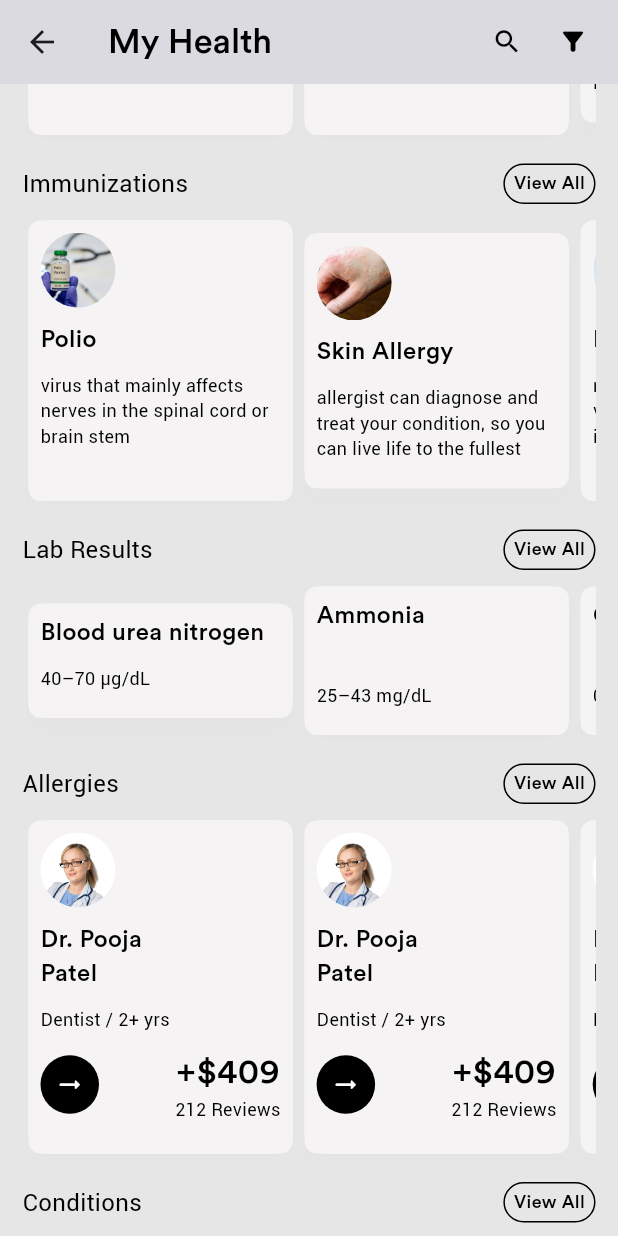
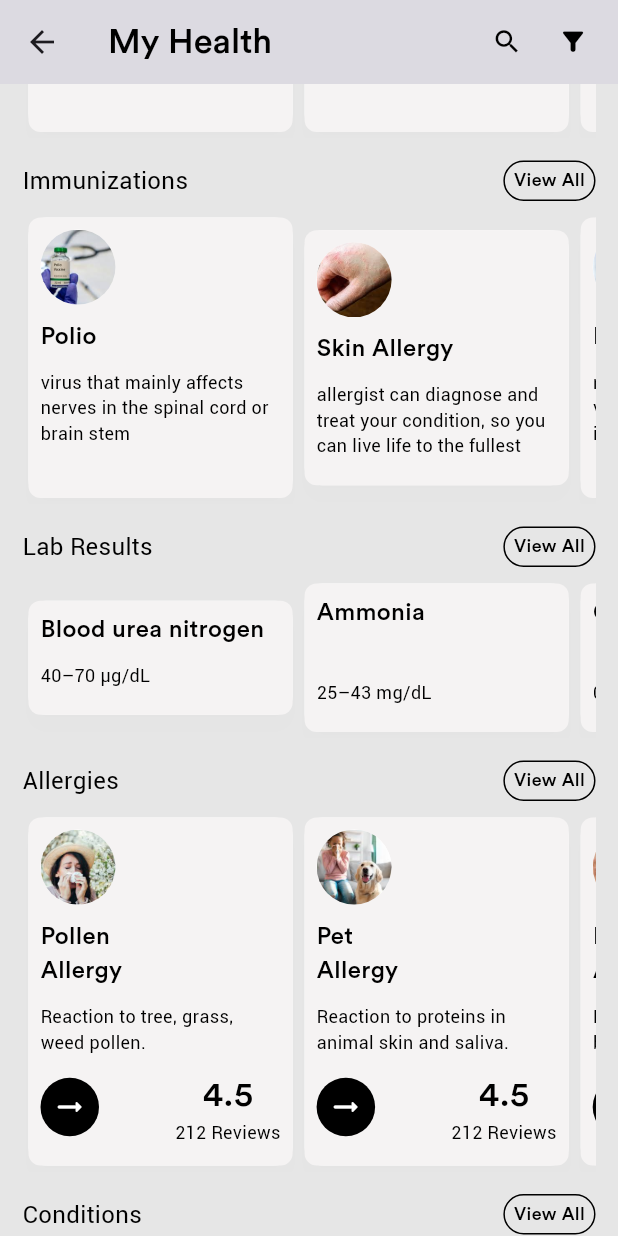
Before and after one commit to expoders8/ZynabAIExpoders, a Flutter app: the MyHealthPage screen opened by its route, scrolled down 1152 dp, on a phone screen of 412 x 824 dp. Run offline on Flutter 3.47's test engine with Material 3 defaults, Android fonts, the phone set to English and light mode, and no system bars; our stand-ins replace accordion, avatar_glow, flutter_typeahead, get, get_storage, lottie and 3 more; missing offline and left inert: flutter_overlay_loader, flutter_sound, voice_message_package; accounts and stored records are empty; Roboto replaces fonts that are missing (CircularStd).

Commit message:
myhealth screen - design

```diff
--- /dev/null
+++ b/lib/app/models/medications_model.dart
@@ -0,0 +1,10 @@
+class MedicationssModel {
+  String image, title, decription, dates, badge;
+  MedicationssModel({
+    required this.image,
+    required this.title,
+    required this.decription,
+    required this.dates,
+    required this.badge,
+  });
+}
--- a/lib/app/ui/MyHelth/myhealth.dart
+++ b/lib/app/ui/MyHelth/myhealth.dart
@@ -1,12 +1,12 @@
+import 'package:get/get.dart';
+import 'package:flutter/material.dart';
+import 'package:flutter/cupertino.dart';
 import 'package:accordion/accordion.dart';
-import 'package:accordion/controllers.dart';
-import 'package:flutter/cupertino.dart';
-import 'package:flutter/material.dart';
-import 'package:get/get.dart';
+import 'package:zynabaiexpoders/app/view/medications_view.dart';
 
+import '../../view/allergies_view.dart';
+import '../../../config/constant/font_constant.dart';
 import '../../../config/constant/color_constant.dart';
-import '../../../config/constant/font_constant.dart';
-import '../../view/allergies_view.dart';
 
 class MyHealthPage extends StatefulWidget {
   const MyHealthPage({super.key});
@@ -106,18 +106,18 @@ class _MyHealthPageState extends State<MyHealthPage> {
                           width: 31,
                           decoration: BoxDecoration(
                               borderRadius: BorderRadius.circular(25),
-                                border: Border.all(
-                                    color: kPrimaryColor, width: 0.5)),
+                              border:
+                                  Border.all(color: kPrimaryColor, width: 0.5)),
                           child: const Icon(
                             Icons.edit,
                             color: kPrimaryColor,
                             size: 18,
                           ),
-                          ))
+                        ),
+                      ),
                     ],
                   ),
                   const SizedBox(height: 5),
-
                   Container(
                     width: Get.width,
                     decoration: BoxDecoration(
@@ -317,26 +317,24 @@ class _MyHealthPageState extends State<MyHealthPage> {
                           child: Column(
                             crossAxisAlignment: CrossAxisAlignment.start,
                             children: [
-                                Text('Encounter: 01-Jun-2024',
+                              Text(
+                                'Encounter: 01-Jun-2024',
                                 style: TextStyle(
                                     color: kPrimaryColor,
                                     fontFamily: kCircularStdMedium,
-                                        fontSize: 14)),
-                                Text('Chief Complaint: Headache',
+                                    fontSize: 14),
+                              ),
+                              Text(
+                                'Chief Complaint: Headache',
                                 style: TextStyle(
                                     color: kSecondaryPrimaryColor,
                                     fontFamily: kCircularStdNormal,
-                                        fontSize: 11)),
+                                    fontSize: 11),
+                              ),
                             ],
                           ),
                         ),
-                          content: accordionDesign()
-                          // const Text(
-                          //     "Expandable Cards: Each encounter can be a card that expands on click to show detailed notes, diagnosis, treatment, and follow-up actions",
-                          //     style: TextStyle(
-                          //         color: kPrimaryColor,
-                          //         fontSize: 11,
-                          //         fontFamily: kCircularStdNormal)),
+                        content: accordionDesign(),
                       ),
                       AccordionSection(
                         isOpen: false,
@@ -346,26 +344,24 @@ class _MyHealthPageState extends State<MyHealthPage> {
                           child: Column(
                             crossAxisAlignment: CrossAxisAlignment.start,
                             children: [
-                                Text('Encounter: 01-Jun-2024',
+                              Text(
+                                'Encounter: 01-Jun-2024',
                                 style: TextStyle(
                                     color: kPrimaryColor,
                                     fontFamily: kCircularStdMedium,
-                                        fontSize: 14)),
-                                Text('Chief Complaint: Headache',
+                                    fontSize: 14),
+                              ),
+                              Text(
+                                'Chief Complaint: Headache',
                                 style: TextStyle(
                                     color: kSecondaryPrimaryColor,
                                     fontFamily: kCircularStdNormal,
-                                        fontSize: 11)),
+                                    fontSize: 11),
+                              ),
                             ],
                           ),
                         ),
-                          content: accordionDesign()
-                          // const Text(
-                          //     "Expandable Cards: Each encounter can be a card that expands on click to show detailed notes, diagnosis, treatment, and follow-up actions",
-                          //     style: TextStyle(
-                          //         color: kPrimaryColor,
-                          //         fontSize: 11,
-                          //         fontFamily: kCircularStdNormal)),
+                        content: accordionDesign(),
                       ),
                     ],
                   ),
@@ -454,32 +450,9 @@ class _MyHealthPageState extends State<MyHealthPage> {
                         ],
                       ),
                       const SizedBox(height: 7),
-                      SingleChildScrollView(
-                        scrollDirection: Axis.horizontal,
-                        physics: const BouncingScrollPhysics(
-                            parent: AlwaysScrollableScrollPhysics()),
-                        child: Row(
-                          children: [
-                            buildNearby(
-                                "Paracetamol",
-                                "assets/images/Medications1.png",
-                                "",
-                                "medicine used to treat mild to moderate pain\n",
-                                "Medications"),
-                            buildNearby(
-                                "DAN-P",
-                                "assets/images/Medications2.png",
-                                "",
-                                "Dan-P Tablet is a pain-relieving medicine\n",
-                                "Medications1"),
-                            buildNearby(
-                                "Action 500",
-                                "assets/images/Medications3.png",
-                                "",
-                                "Action 500 Advanced Having the common cold.",
-                                "Medications")
-                          ],
-                        ),
+                      const SizedBox(
+                        height: 190,
+                        child: MedicationsView(),
                       ),
                       const SizedBox(height: 15),
                       Row(
@@ -599,9 +572,10 @@ class _MyHealthPageState extends State<MyHealthPage> {
                               padding: const EdgeInsets.symmetric(
                                   horizontal: 6, vertical: 4),
                               decoration: BoxDecoration(
-                                  border: Border.all(
-                                      color: kPrimaryColor, width: 1),
-                                  borderRadius: BorderRadius.circular(25)),
+                                border:
+                                    Border.all(color: kPrimaryColor, width: 1),
+                                borderRadius: BorderRadius.circular(25),
+                              ),
                               child: const Text(
                                 "View All",
                                 style: TextStyle(
@@ -613,7 +587,7 @@ class _MyHealthPageState extends State<MyHealthPage> {
                       ),
                       const SizedBox(height: 7),
                       const SizedBox(
-                        height: 230,
+                        height: 240,
                         child: AllergiesView(),
                       ),
                       const SizedBox(height: 15),
@@ -633,9 +607,10 @@ class _MyHealthPageState extends State<MyHealthPage> {
                               padding: const EdgeInsets.symmetric(
                                   horizontal: 6, vertical: 4),
                               decoration: BoxDecoration(
-                                  border: Border.all(
-                                      color: kPrimaryColor, width: 1),
-                                  borderRadius: BorderRadius.circular(25)),
+                                border:
+                                    Border.all(color: kPrimaryColor, width: 1),
+                                borderRadius: BorderRadius.circular(25),
+                              ),
                               child: const Text(
                                 "View All",
                                 style: TextStyle(
--- a/lib/app/view/allergies_view.dart
+++ b/lib/app/view/allergies_view.dart
@@ -1,10 +1,8 @@
-import 'package:flutter/cupertino.dart';
 import 'package:flutter/material.dart';
-import 'package:get/get.dart';
 
+import '../models/allergies_model.dart';
+import '../../config/constant/font_constant.dart';
 import '../../config/constant/color_constant.dart';
-import '../../config/constant/font_constant.dart';
-import '../models/allergies_model.dart';
 
 class AllergiesView extends StatefulWidget {
   const AllergiesView({super.key});
@@ -16,64 +14,79 @@ class AllergiesView extends StatefulWidget {
 class _AllergiesViewState extends State<AllergiesView> {
   List<AllergiesModel> allergieslist = [
     AllergiesModel(
-      image: "assets/icons/h1.png",
-      title: "Dr. Pooja\nPatel",
-      decription: "Dentist / 2+ yrs",
-      reviews: "+\$409",
+      image: "assets/images/pollenallergy.png",
+      title: "Pollen\nAllergy",
+      decription: "Reaction to tree, grass, weed pollen.",
+      reviews: "212 Reviews",
       ratting: "4.5",
     ),
     AllergiesModel(
-      image: "assets/icons/h1.png",
-      title: "Dr. Pooja\nPatel",
-      decription: "Dentist / 2+ yrs",
-      reviews: "+\$409",
+      image: "assets/images/petallergy.png",
+      title: "Pet\nAllergy",
+      decription: "Reaction to proteins in animal skin and saliva.",
+      reviews: "212 Reviews",
       ratting: "4.5",
     ),
     AllergiesModel(
-      image: "assets/icons/h1.png",
-      title: "Dr. Pooja\nPatel",
-      decription: "Dentist / 2+ yrs",
-      reviews: "+\$409",
+      image: "assets/images/dustmiteallergy.png",
+      title: "Dust Mite\nAllergy",
+      decription: "Reaction to tiny house dust bugs.",
+      reviews: "212 Reviews",
       ratting: "4.5",
     ),
     AllergiesModel(
-      image: "assets/icons/h1.png",
-      title: "Dr. Pooja\nPatel",
-      decription: "Dentist / 2+ yrs",
-      reviews: "+\$409",
+      image: "assets/images/foodallergy.png",
+      title: "Food\nAllergies",
+      decription: "Reaction to peanuts, tree nuts, milk, fish.",
+      reviews: "212 Reviews",
       ratting: "4.5",
     ),
     AllergiesModel(
-      image: "assets/icons/h1.png",
-      title: "Dr. Pooja\nPatel",
-      decription: "Dentist / 2+ yrs",
-      reviews: "+\$409",
+      image: "assets/images/inspectstingallergy.png",
+      title: "Insect Sting\nAllergy",
+      decription: "Reaction to bee, wasp, fire ant stings.",
+      reviews: "212 Reviews",
       ratting: "4.5",
     ),
     AllergiesModel(
-      image: "assets/icons/h1.png",
-      title: "Dr. Pooja\nPatel",
-      decription: "Dentist / 2+ yrs",
-      reviews: "+\$409",
+      image: "assets/images/moldallergy.png",
+      title: "Mold\nAllergy",
+      decription: "Reaction to mold spores in damp areas.",
+      reviews: "212 Reviews",
       ratting: "4.5",
     ),
     AllergiesModel(
-      image: "assets/icons/h1.png",
-      title: "Dr. Pooja\nPatel",
-      decription: "Dentist / 2+ yrs",
-      reviews: "+\$409",
+      image: "assets/images/latexallergy.png",
+      title: "Latex\nAllergy",
+      decription: "Reaction to natural rubber latex proteins.",
+      reviews: "212 Reviews",
+      ratting: "4.5",
+    ),
+    AllergiesModel(
+      image: "assets/images/medicationallergy.png",
+      title: "Medication\nAllergy",
+      decription: "Reaction to penicillin, aspirin, and others.",
+      reviews: "212 Reviews",
+      ratting: "4.5",
+    ),
+    AllergiesModel(
+      image: "assets/images/fragranceallergy.png",
+      title: "Fragrance\nAllergy",
+      decription: "Reaction to chemicals in scented products.",
+      reviews: "212 Reviews",
       ratting: "4.5",
     ),
   ];
 
   @override
   Widget build(BuildContext context) {
+    Size size = MediaQuery.of(context).size;
     return SizedBox(
         height: 230,
         child: allergieslist.isEmpty
             ? Center(
                 child: SizedBox(
-                  width: Get.width - 80,
+                  width: size.width - 80,
                   child: const Text(
                     "No Allergies",
                     textAlign: TextAlign.center,
@@ -89,16 +102,12 @@ class _AllergiesViewState extends State<AllergiesView> {
                 itemCount: allergieslist.length,
                 itemBuilder: (context, index) {
                   var discoverData = allergieslist[index];
-
                   var data = discoverData;
-                  return CupertinoButton(
-                    padding: EdgeInsets.zero,
-                    onPressed: () {},
-                    child: Card(
+                  return Card(
                     shadowColor: const Color.fromARGB(10, 0, 0, 0),
                     elevation: 5,
                     child: Container(
-                          width: Get.width / 2.340,
+                        width: size.width / 2.340,
                         decoration: BoxDecoration(
                           color: kCardColor,
                           borderRadius: BorderRadius.circular(8.0),
@@ -162,19 +171,17 @@ class _AllergiesViewState extends State<AllergiesView> {
                                             CrossAxisAlignment.center,
                                         children: [
                                           Text(
+                                            data.ratting,
+                                            style: const TextStyle(
+                                                color: kPrimaryColor,
+                                                fontFamily: kCircularStdMedium,
+                                                fontSize: 23),
+                                          ),
+                                          Text(
                                             data.reviews,
                                             style: const TextStyle(
                                                 color: kPrimaryColor,
-                                                  fontFamily:
-                                                      kCircularStdMedium,
-                                                  fontSize: 23),
-                                            ),
-                                            const Text(
-                                              "212 Reviews",
-                                              style: TextStyle(
-                                                  color: kPrimaryColor,
-                                                  fontFamily:
-                                                      kCircularStdNormal,
+                                                fontFamily: kCircularStdNormal,
                                                 fontSize: 12),
                                           ),
                                         ],
@@ -183,7 +190,6 @@ class _AllergiesViewState extends State<AllergiesView> {
                                   )
                           ],
                         )),
-                    ),
                   );
                 },
               ));
--- /dev/null
+++ b/lib/app/view/medications_view.dart
@@ -0,0 +1,180 @@
+import 'package:flutter/cupertino.dart';
+import 'package:flutter/material.dart';
+import 'package:get/get.dart';
+
+import '../../config/constant/color_constant.dart';
+import '../../config/constant/font_constant.dart';
+import '../models/allergies_model.dart';
+import '../models/medications_model.dart';
+
+class MedicationsView extends StatefulWidget {
+  const MedicationsView({super.key});
+
+  @override
+  State<MedicationsView> createState() => _MedicationsViewState();
+}
+
+class _MedicationsViewState extends State<MedicationsView> {
+  List<MedicationssModel> medicationslist = [
+    MedicationssModel(
+      image: "assets/images/Medications1.png",
+      title: "Paracetamol",
+      decription: "medicine used to treat mild to moderate pain\n",
+      dates: "07 jan 2024 - 10 dec 2024",
+      badge: "Active",
+    ),
+    MedicationssModel(
+      image: "assets/images/Medications2.png",
+      title: "DAN-P",
+      decription: "Dan-P Tablet is a pain-relieving medicine\n",
+      dates: "10 feb 2024 - 07 july 2024",
+      badge: "Inactive",
+    ),
+    MedicationssModel(
+      image: "assets/images/Medications3.png",
+      title: "Action 500",
+      decription: "Action 500 Advanced Having the common cold.",
+      dates: "18 feb 2024 - 15 jun 2024",
+      badge: "Inactive",
+    ),
+  ];
+
+  @override
+  Widget build(BuildContext context) {
+    Size size = MediaQuery.of(context).size;
+    return SizedBox(
+        height: 230,
+        child: medicationslist.isEmpty
+            ? Center(
+                child: SizedBox(
+                  width: size.width - 80,
+                  child: const Text(
+                    "No Allergies",
+                    textAlign: TextAlign.center,
+                    style: TextStyle(
+                        color: kPrimaryColor,
+                        fontSize: 15,
+                        fontFamily: kCircularStdMedium),
+                  ),
+                ),
+              )
+            : ListView.builder(
+                scrollDirection: Axis.horizontal,
+                itemCount: medicationslist.length,
+                itemBuilder: (context, index) {
+                  var discoverData = medicationslist[index];
+
+                  var data = discoverData;
+                  return Card(
+                    shadowColor: const Color.fromARGB(10, 0, 0, 0),
+                    elevation: 5,
+                    child: Container(
+                        width: size.width / 2.340,
+                        decoration: BoxDecoration(
+                          color: kCardColor,
+                          borderRadius: BorderRadius.circular(8.0),
+                        ),
+                        padding: const EdgeInsets.all(8.0),
+                        child: Column(
+                          crossAxisAlignment: CrossAxisAlignment.start,
+                          children: [
+                            Row(
+                              crossAxisAlignment: CrossAxisAlignment.start,
+                              mainAxisAlignment: MainAxisAlignment.spaceBetween,
+                              children: [
+                                Container(
+                                  height: 50,
+                                  width: 50,
+                                  decoration: BoxDecoration(
+                                      color: kWhiteColor,
+                                      borderRadius: BorderRadius.circular(25)),
+                                  child: ClipRRect(
+                                    borderRadius: BorderRadius.circular(25),
+                                    child: Image.asset(
+                                      data.image,
+                                      fit: BoxFit.cover,
+                                    ),
+                                  ),
+                                ),
+                                Text(
+                                  data.badge,
+                                  style: TextStyle(
+                                      color: data.badge == "Inactive"
+                                          ? kRedColor
+                                          : kGreenColor,
+                                      fontFamily: kCircularStdMedium,
+                                      fontSize: 12),
+                                )
+                              ],
+                            ),
+
+                            SizedBox(height: data.image == "" ? 0 : 10),
+                            Text(
+                              data.title,
+                              style: const TextStyle(
+                                  color: kPrimaryColor,
+                                  fontFamily: kCircularStdMedium,
+                                  fontSize: 16),
+                            ),
+                            Text(
+                              data.dates,
+                              style: const TextStyle(
+                                  color: kPrimaryColor,
+                                  fontFamily: kCircularStdMedium,
+                                  fontSize: 10),
+                            ),
+
+                            SizedBox(height: data.decription == "" ? 0 : 10),
+                            Text(
+                              data.decription,
+                              style: const TextStyle(
+                                  color: kPrimaryColor,
+                                  fontFamily: kCircularStdNormal,
+                                  fontSize: 12),
+                            ),
+                            // const SizedBox(height: 10),
+                            // review == ""
+                            //     ? Container()
+                            //     : Row(
+                            //         mainAxisAlignment: MainAxisAlignment.spaceBetween,
+                            //         children: [
+                            //           Container(
+                            //             width: 39,
+                            //             height: 39,
+                            //             decoration: BoxDecoration(
+                            //                 color: kPrimaryColor,
+                            //                 borderRadius: BorderRadius.circular(25)),
+                            //             child: const Icon(
+                            //               Icons.arrow_right_alt_rounded,
+                            //               color: kWhiteColor,
+                            //             ),
+                            //           ),
+                            //           const SizedBox(width: 10),
+                            //           Column(
+                            //             crossAxisAlignment: CrossAxisAlignment.center,
+                            //             children: [
+                            //               Text(
+                            //                 review,
+                            //                 style: const TextStyle(
+                            //                     color: kPrimaryColor,
+                            //                     fontFamily: kCircularStdMedium,
+                            //                     fontSize: 23),
+                            //               ),
+                            //               const Text(
+                            //                 "212 Reviews",
+                            //                 style: TextStyle(
+                            //                     color: kPrimaryColor,
+                            //                     fontFamily: kCircularStdNormal,
+                            //                     fontSize: 12),
+                            //               ),
+                            //             ],
+                            //           ),
+                            //         ],
+                            //       )
+                          ],
+                        )),
+                  );
+                },
+              ));
+  }
+}
```
Lines whose indentation alone changed are shown as unchanged.
